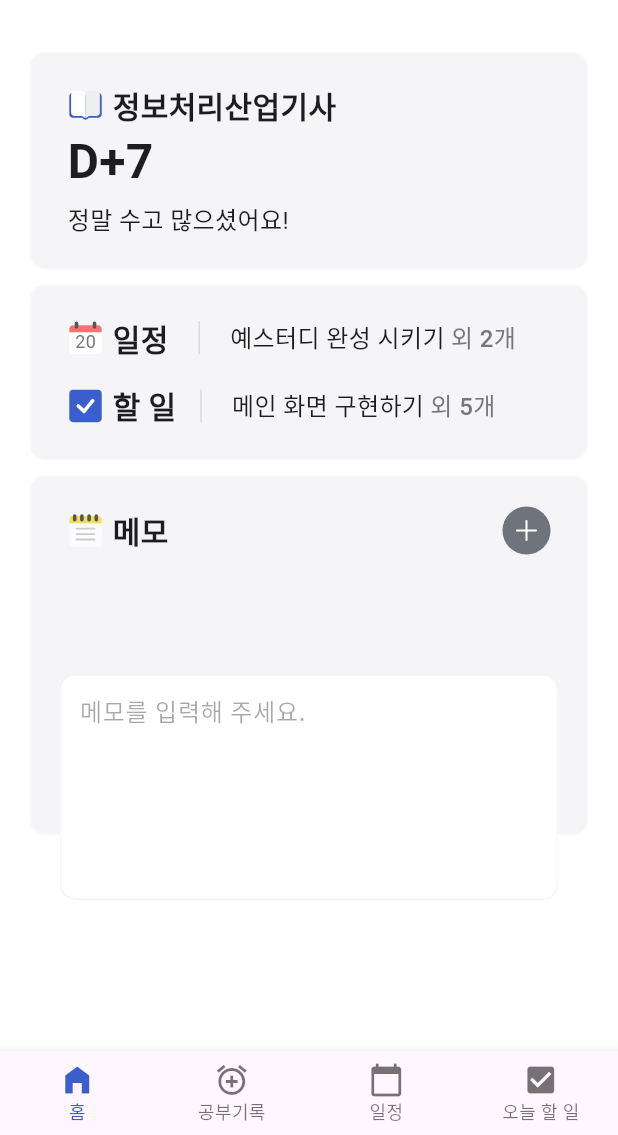
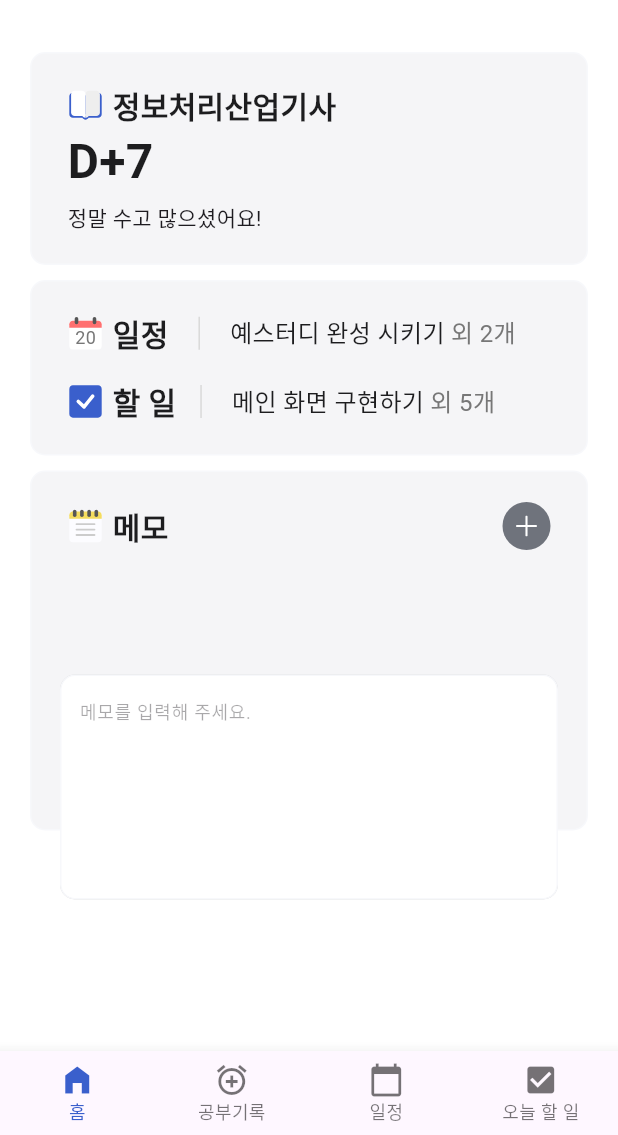
Before and after one commit to anon-js/Yestudy, a Flutter app: the screen it shows after launch, on a phone screen of 412 x 824 dp, the part 101-1236 px from its top. Run offline on Flutter 3.47's test engine with Material 3 defaults, Android fonts, the phone set to English and light mode, and no system bars; our stand-ins replace flutter_local_notifications, flutter_riverpod, flutter_svg; Roboto replaces fonts that are missing (Pretendard).

Commit message:
text style 변수명 변경

```diff
--- a/lib/main.dart
+++ b/lib/main.dart
@@ -38,7 +38,6 @@ class MyApp extends ConsumerWidget {
 
   @override
   Widget build(BuildContext context, WidgetRef ref) {
-
     final memoEditorRead = ref.read(memoEditorStateNotiferProvider.notifier);
     final memoEditor = ref.watch(memoEditorStateNotiferProvider);
     final memoChangeRead = ref.read(memoChangeStateNotiferProvider.notifier);
@@ -162,7 +161,7 @@ class MyApp extends ConsumerWidget {
                                   focusNode: memoEditor.focus,
                                   maxLines: null,
                                   keyboardType: TextInputType.multiline,
-                                  style: AppStyle.body.rawValue,
+                                  style: AppStyle.regular_12px.rawValue,
                                   decoration: const InputDecoration(
                                     border: InputBorder.none,
                                     hintText: '메모를 입력해 주세요.',
--- a/lib/res/text_styles.dart
+++ b/lib/res/text_styles.dart
@@ -2,72 +2,87 @@ import 'package:flutter/material.dart';
 
 import 'colors.dart';
 
-enum AppStyle { dday, lightTitle, title, subTitle, boldSubTitle, body, bodyDesc, small, link, desc }
+enum AppStyle {
+  bold_32px,
+  bold_24px,
+  semiBold_24px,
+  semiBold_20px,
+  medium_20px,
+  medium_16px,
+  medium_12px,
+  regular_20px,
+  regular_16px,
+  regular_14px,
+  regular_12px,
+}
 
 extension AppStyleExtension on AppStyle {
   TextStyle get rawValue {
     switch (this) {
-      case AppStyle.dday:
+      case AppStyle.bold_32px:
         return TextStyle(
           color: AppColor.gray9.rawValue,
           fontWeight: FontWeight.bold,
           fontSize: 32,
         );
-      case AppStyle.lightTitle:
+      case AppStyle.bold_24px:
         return TextStyle(
-          color: AppColor.gray6.rawValue,
-          fontWeight: FontWeight.w400,
+          color: AppColor.gray9.rawValue,
+          fontWeight: FontWeight.bold,
           fontSize: 24,
         );
-      case AppStyle.title:
+      case AppStyle.semiBold_24px:
         return TextStyle(
           color: AppColor.gray9.rawValue,
           fontWeight: FontWeight.w600,
           fontSize: 24,
         );
-      case AppStyle.subTitle:
+      case AppStyle.semiBold_20px:
+        return TextStyle(
+          color: AppColor.gray9.rawValue,
+          fontWeight: FontWeight.w600,
+          fontSize: 20,
+        );
+      case AppStyle.medium_20px:
+        return TextStyle(
+          color: AppColor.gray9.rawValue,
+          fontWeight: FontWeight.w500,
+          fontSize: 20,
+        );
+      case AppStyle.medium_16px:
+        return TextStyle(
+          color: AppColor.gray9.rawValue,
+          fontWeight: FontWeight.w500,
+          fontSize: 16,
+        );
+      case AppStyle.medium_12px:
+        return TextStyle(
+          color: AppColor.gray9.rawValue,
+          fontWeight: FontWeight.w500,
+          fontSize: 12,
+        );
+      case AppStyle.regular_20px:
         return TextStyle(
           color: AppColor.gray6.rawValue,
           fontWeight: FontWeight.w400,
           fontSize: 20,
         );
-      case AppStyle.boldSubTitle:
-        return TextStyle(
-          color: AppColor.gray9.rawValue,
-          fontWeight: FontWeight.w600,
-          fontSize: 20,
-        );
-      case AppStyle.body:
-        return TextStyle(
-          color: AppColor.gray9.rawValue,
-          fontSize: 16,
-          fontWeight: FontWeight.w500,
-          height: 1.2,
-        );
-      case AppStyle.bodyDesc:
+      case AppStyle.regular_16px:
         return TextStyle(
           color: AppColor.gray6.rawValue,
+          fontWeight: FontWeight.w400,
           fontSize: 16,
-          fontWeight: FontWeight.w500,
-          height: 1.2,
         );
-      case AppStyle.small:
+      case AppStyle.regular_14px:
+        return const TextStyle(
+          fontWeight: FontWeight.w400,
+          fontSize: 14,
+        );
+      case AppStyle.regular_12px:
         return TextStyle(
           color: AppColor.gray6.rawValue,
+          fontWeight: FontWeight.w400,
           fontSize: 12,
-          fontWeight: FontWeight.w400,
-          height: 1.2,
-        );
-      case AppStyle.link:
-        return const TextStyle(
-          fontWeight: FontWeight.w500,
-          fontSize: 14,
-        );
-      case AppStyle.desc:
-        return TextStyle(
-          color: AppColor.gray9.rawValue,
-          fontWeight: FontWeight.w400,
-          fontSize: 16,
         );
     }
   }
--- a/lib/views/study_record_view.dart
+++ b/lib/views/study_record_view.dart
@@ -53,7 +53,7 @@ class _StudyRecordState extends State<StudyRecord> {
       elevation: 0,
       title: Text(
         AppString.studyTitle.rawValue,
-        style: AppStyle.boldSubTitle.rawValue,
+        style: AppStyle.semiBold_20px.rawValue,
       ),
       bottom: TabBar(
         overlayColor: const MaterialStatePropertyAll(Colors.transparent),
@@ -79,8 +79,6 @@ class _StudyRecordState extends State<StudyRecord> {
   }
 
   Widget _buildWrite() {
-    final formKey = GlobalKey<FormState>();
-
     return Container(
       margin: const EdgeInsets.symmetric(vertical: 32, horizontal: 20),
       child: Column(
@@ -88,20 +86,19 @@ class _StudyRecordState extends State<StudyRecord> {
         children: [
           Text(
             AppString.writeSubTitle.rawValue,
-            style: AppStyle.subTitle.rawValue,
+            style: AppStyle.regular_20px.rawValue,
           ),
           const SizedBox(
             height: 2,
           ),
           Text(
             AppString.writeMainTitle.rawValue,
-            style: AppStyle.title.rawValue,
+            style: AppStyle.semiBold_24px.rawValue,
           ),
           const SizedBox(
             height: 32,
           ),
           TextFormField(
-            key: formKey,
             decoration: InputDecoration(
               filled: true,
               fillColor: AppColor.gray2.rawValue,
@@ -140,20 +137,31 @@ class _StudyRecordState extends State<StudyRecord> {
   }
 
   Widget _buildOrganize() {
-    return Container(
+    return Column(
+      children: [
+        Container(
+          height: 370,
+          decoration: BoxDecoration(
+            color: AppColor.gray2.rawValue,
+            borderRadius: BorderRadius.circular(10),
+          ),
           margin: const EdgeInsets.symmetric(vertical: 32, horizontal: 20),
+          padding: const EdgeInsets.all(20),
           child: Column(
+            mainAxisAlignment: MainAxisAlignment.spaceBetween,
+            children: [
+              Column(
                 crossAxisAlignment: CrossAxisAlignment.start,
                 children: [
                   Row(
                     children: [
                       Text(
                         AppString.organizeBoldMainTitle.rawValue,
-                style: AppStyle.lightTitle.rawValue,
+                        style: AppStyle.bold_24px.rawValue,
                       ),
                       Text(
                         AppString.organizeMainTitle.rawValue,
-                style: AppStyle.title.rawValue,
+                        style: AppStyle.bold_24px.rawValue,
                       ),
                     ],
                   ),
@@ -164,22 +172,32 @@ class _StudyRecordState extends State<StudyRecord> {
                     children: [
                       Text(
                         AppString.organizeBoldSubTitle.rawValue,
-                style: AppStyle.boldSubTitle.rawValue,
+                        style: AppStyle.medium_20px.rawValue,
                       ),
                       Text(
                         AppString.organizeSubTitle.rawValue,
-                style: AppStyle.subTitle.rawValue,
+                        style: AppStyle.medium_20px.rawValue,
                       ),
                     ],
                   ),
                   const SizedBox(
-            height: 32,
+                    height: 20,
                   ),
-          _buildProgressBar(subject: '수학', time: '2시간 30분', value: 0.58),
-          _buildProgressBar(subject: 'DB', time: '1시간 10분', value: 0.27),
-          _buildProgressBar(subject: '문학', time: '40분', value: 0.15),
                 ],
               ),
+              Column(
+                children: [
+                  _buildProgressBar(
+                      subject: '수학', time: '2h 30m', value: 0.58),
+                  _buildProgressBar(
+                      subject: 'DB', time: '1h 10m', value: 0.27),
+                  _buildProgressBar(subject: '문학', time: '40m', value: 0.15),
+                ],
+              ),
+            ],
+          ),
+        ),
+      ],
     );
   }
 
@@ -187,27 +205,19 @@ class _StudyRecordState extends State<StudyRecord> {
       {required String subject, required String time, required double value}) {
     return Column(
       children: [
-        Row(
-          mainAxisAlignment: MainAxisAlignment.spaceBetween,
-          children: [
-            Text(subject),
         Text(time),
-          ],
+        const SizedBox(
+          height: 4,
+        ),
+        CircularProgressIndicator(
+          value: value,
+          backgroundColor: AppColor.gray2.rawValue,
+          valueColor: AlwaysStoppedAnimation<Color>(AppColor.primary.rawValue),
         ),
         const SizedBox(
-          height: 6,
+          height: 4,
         ),
-        LinearProgressIndicator(
-          // 260 / 140
-          value: value,
-          minHeight: 32,
-          backgroundColor: AppColor.gray2.rawValue,
-          valueColor: AlwaysStoppedAnimation<Color>(AppColor.primary.rawValue),
-          borderRadius: BorderRadius.circular(10),
-        ),
-        const SizedBox(
-          height: 14,
-        ),
+        Text(subject),
       ],
     );
   }
--- a/lib/views/today_schedule_view.dart
+++ b/lib/views/today_schedule_view.dart
@@ -27,7 +27,7 @@ class TodaySchedule extends ConsumerWidget {
           elevation: 0,
           title: Text(
             '${calendarDateNav.year}월 ${calendarDateNav.month}일',
-            style: AppStyle.boldSubTitle.rawValue,
+            style: AppStyle.semiBold_20px.rawValue,
           ),
         ),
         body: Column(
--- a/lib/views/todo_list_view.dart
+++ b/lib/views/todo_list_view.dart
@@ -55,7 +55,7 @@ class _TodoListState extends State<TodoList> {
       elevation: 0,
       title: Text(
         AppString.todoTitle.rawValue,
-        style: AppStyle.boldSubTitle.rawValue,
+        style: AppStyle.semiBold_20px.rawValue,
       ),
       bottom: TabBar(
         overlayColor: const MaterialStatePropertyAll(Colors.transparent),
--- a/lib/wigets/calendar/schedule.dart
+++ b/lib/wigets/calendar/schedule.dart
@@ -24,7 +24,7 @@ Container buildSchedule(BuildContext context, WidgetRef ref) {
             '토',
             '일'
           ][DateTime.now().weekday - 1]}요일',
-          style: AppStyle.boldSubTitle.rawValue,
+          style: AppStyle.semiBold_20px.rawValue,
         ),
         SizedBox(
           width: 32,
--- a/lib/wigets/main/calendar_container.dart
+++ b/lib/wigets/main/calendar_container.dart
@@ -44,7 +44,7 @@ Container buildCalendarContainer() {
             const SizedBox(width: 6),
             Text(
               AppString.calendarTitle.rawValue,
-              style: AppStyle.boldSubTitle.rawValue,
+              style: AppStyle.semiBold_20px.rawValue,
             ),
             const SizedBox(width: 20),
             Container(
@@ -57,12 +57,12 @@ Container buildCalendarContainer() {
               children: [
                 Text(
                   '예스터디 완성 시키기',
-                  style: AppStyle.body.rawValue,
+                  style: AppStyle.medium_16px.rawValue,
                 ),
                 const SizedBox(width: 4),
                 Text(
                   '외 2개',
-                  style: AppStyle.bodyDesc.rawValue,
+                  style: AppStyle.regular_16px.rawValue,
                 ),
               ],
             ),
@@ -79,7 +79,7 @@ Container buildCalendarContainer() {
             const SizedBox(width: 6),
             Text(
               AppString.todoTitle.rawValue,
-              style: AppStyle.boldSubTitle.rawValue,
+              style: AppStyle.semiBold_20px.rawValue,
             ),
             const SizedBox(width: 16),
             Container(
@@ -92,12 +92,12 @@ Container buildCalendarContainer() {
               children: [
                 Text(
                   '메인 화면 구현하기',
-                  style: AppStyle.body.rawValue,
+                  style: AppStyle.medium_16px.rawValue,
                 ),
                 const SizedBox(width: 4),
                 Text(
                   '외 5개',
-                  style: AppStyle.bodyDesc.rawValue,
+                  style: AppStyle.regular_16px.rawValue,
                 ),
               ],
             ),
--- a/lib/wigets/main/memo_container.dart
+++ b/lib/wigets/main/memo_container.dart
@@ -29,7 +29,7 @@ Container buildMemoContainer(BuildContext context) {
                 const SizedBox(width: 6),
                 Text(
                   AppString.memoTitle.rawValue,
-                  style: AppStyle.boldSubTitle.rawValue,
+                  style: AppStyle.semiBold_20px.rawValue,
                 ),
               ],
             ),
--- a/lib/wigets/main/study_container.dart
+++ b/lib/wigets/main/study_container.dart
@@ -30,20 +30,20 @@ Container buildStudyContainer() {
                 const SizedBox(width: 6),
                 Text(
                   '정보처리산업기사',
-                  style: AppStyle.boldSubTitle.rawValue,
+                  style: AppStyle.semiBold_20px.rawValue,
                 ),
               ],
             ),
             Text(
               'D+7',
-              style: AppStyle.dday.rawValue,
+              style: AppStyle.bold_32px.rawValue,
             ),
             const SizedBox(
               height: 4,
             ),
             Text(
               '정말 수고 많으셨어요!',
-              style: AppStyle.desc.rawValue,
+              style: AppStyle.regular_14px.rawValue,
             ),
           ],
         ),
```
Lines whose indentation alone changed are shown as unchanged.
